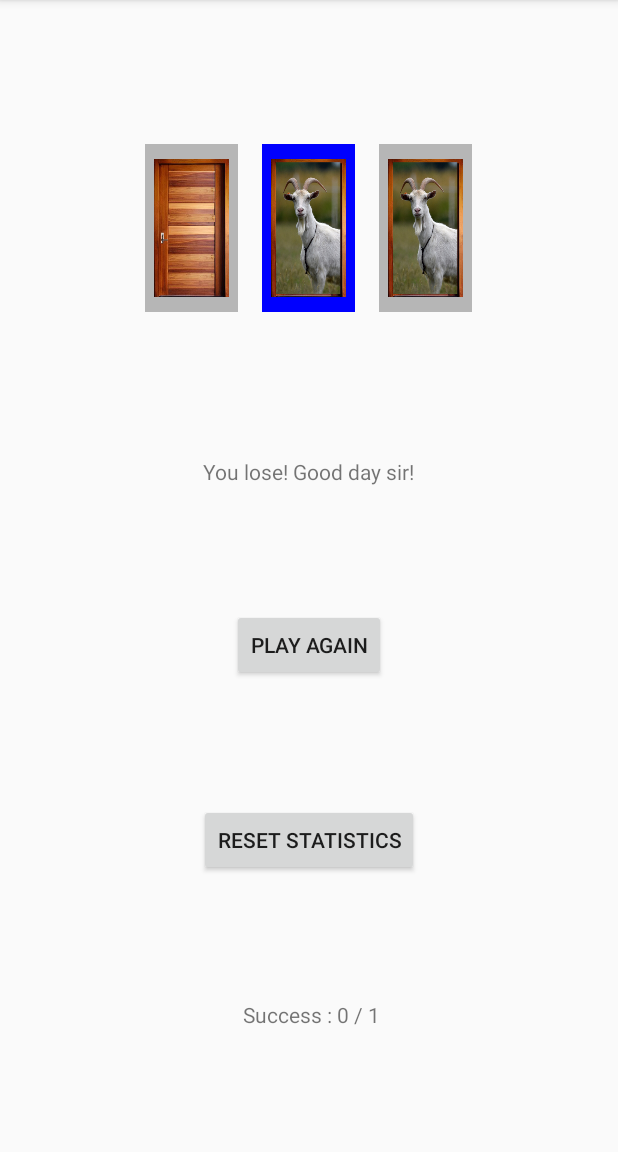
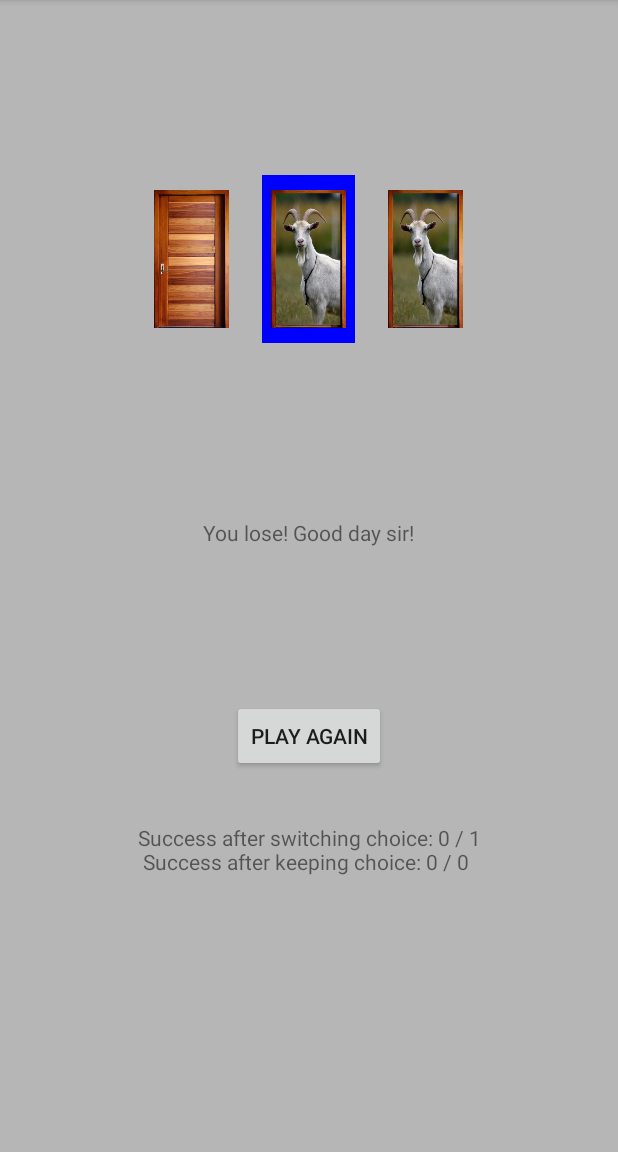
Before and after one commit to johncrawley/monty_hall, an Android app: the screen it shows after launch (MainActivity), after a tap on an icon or button, on a phone screen of 412 x 824 dp, the part 84-1236 px from its top. Run offline under Robolectric (Android 15) with nearby library versions, the phone set to English and light mode, and no system bars; 1 other tap on this screen came first.

Commit message:
Improved layout, and added more detailed statistics to view.

```diff
--- a/app/src/main/java/com/jacstuff/montyhallproblem/MainActivity.java
+++ b/app/src/main/java/com/jacstuff/montyhallproblem/MainActivity.java
@@ -25,7 +25,7 @@ public class MainActivity extends AppCompatActivity {
     private Statistics statistics;
     private Mode mode;
     private int prizeNumber = 1;
-    private int selectedNumber = 0;
+    private int selectedDoorNumber = 0;
     private enum Mode { SELECT_CHOICE, CONFIRM_CHOICE, RESULT}
     private List<View> doorBorders;
 
@@ -107,18 +107,24 @@ public class MainActivity extends AppCompatActivity {
         prizeNumber = 1 + new Random(System.currentTimeMillis()).nextInt(3);
     }
 
+    boolean hasSelectionSwitched;
 
     private void selectChoice(View view){
         if( mode == Mode.SELECT_CHOICE){
+            hasSelectionSwitched = false;
             if(view.isEnabled()){
-                selectedNumber = (int) view.getTag();
+                selectedDoorNumber = (int) view.getTag();
                 mode = Mode.CONFIRM_CHOICE;
                 displayConfirmChoiceText();
                 reduceChoices();
             }
         }
         else if( mode == Mode.CONFIRM_CHOICE){
-            selectedNumber = (int)view.getTag();
+            int newSelection = (int)view.getTag();
+            if(newSelection != selectedDoorNumber){
+                hasSelectionSwitched = true;
+            }
+            selectedDoorNumber = newSelection;
             if(prizeNumber == (int)view.getTag()){
                 changeDoorToPrize(view);
             }
@@ -149,7 +155,7 @@ public class MainActivity extends AppCompatActivity {
 
         removeDoorSelectedByUserFrom(doors);
 
-        if(selectedNumber == prizeNumber){
+        if(selectedDoorNumber == prizeNumber){
             openOneOfTheOtherDoors(doors);
             return;
         }
@@ -167,7 +173,7 @@ public class MainActivity extends AppCompatActivity {
 
     private void removeDoorSelectedByUserFrom(List<View> choices){
         for(int i =0; i< choices.size(); i++){
-            if((int)choices.get(i).getTag() == selectedNumber){
+            if((int)choices.get(i).getTag() == selectedDoorNumber){
                 choices.remove(i);
                 break;
             }
@@ -186,20 +192,24 @@ public class MainActivity extends AppCompatActivity {
 
 
     private void calculateAndDisplayResult(){
-        if(selectedNumber == prizeNumber){
+        if(selectedDoorNumber == prizeNumber){
             displayWinMessage();
             statistics.addGameWon();
+            statistics.addGameWon(hasSelectionSwitched);
+
             updateStatisticsView();
             return;
         }
         displayLoseMessage();
         statistics.addGameLost();
+        statistics.addGameLost(hasSelectionSwitched);
         updateStatisticsView();
     }
 
 
     private void updateStatisticsView(){
-        String msg = " Success : " + statistics.getGamesWon() + " / " + statistics.getGamesPlayed();
+        String msg = "Success after switching choice: " + statistics.getSwitchChoiceStats()
+                + "\n Success after keeping choice: " + statistics.getKeepChoiceStats();
         statisticsTextView.setText(msg);
     }
 
--- a/app/src/main/java/com/jacstuff/montyhallproblem/Statistics.java
+++ b/app/src/main/java/com/jacstuff/montyhallproblem/Statistics.java
@@ -12,25 +12,25 @@ public class Statistics {
         gamesWon++;
     }
 
-    void addGameWon(boolean wasChoiceKept){
+    void addGameWon(boolean wasChoiceSwitched){
         gamesPlayed++;
-        if(wasChoiceKept){
-            gamesPlayedWithKeepChoice++;
-            gamesWonWithKeepChoice++;
+        if(wasChoiceSwitched){
+            gamesPlayedWithSwitchChoice++;
+            gamesWonWithSwitchChoice++;
             return;
         }
-        gamesPlayedWithSwitchChoice++;
-        gamesWonWithSwitchChoice++;
+        gamesPlayedWithKeepChoice++;
+        gamesWonWithKeepChoice++;
     }
 
 
-    void addGameLost(boolean wasChoiceKept){
+    void addGameLost(boolean wasChoiceSwitched){
         gamesPlayed++;
-        if(wasChoiceKept){
-            gamesPlayedWithKeepChoice++;
+        if(wasChoiceSwitched){
+            gamesPlayedWithSwitchChoice++;
             return;
         }
-        gamesPlayedWithSwitchChoice++;
+        gamesPlayedWithKeepChoice++;
     }
 
 
--- a/app/src/main/res/layout/activity_main.xml
+++ b/app/src/main/res/layout/activity_main.xml
@@ -61,33 +61,6 @@
                 android:src="@drawable/door" />
         </LinearLayout>
 
-        <Button
-            android:id="@+id/choice1button"
-            android:visibility="gone"
-            android:layout_width="0dp"
-            android:layout_height="wrap_content"
-            android:layout_marginTop="16dp"
-            android:layout_weight="1"
-            android:text="@string/question_mark" />
-
-        <Button
-            android:id="@+id/choice2button"
-            android:visibility="gone"
-            android:layout_width="0dp"
-            android:layout_height="wrap_content"
-            android:layout_marginTop="16dp"
-            android:layout_weight="1"
-            android:text="@string/question_mark" />
-
-        <Button
-            android:id="@+id/choice3button"
-            android:visibility="gone"
-            android:layout_width="0dp"
-            android:layout_height="wrap_content"
-            android:layout_marginTop="16dp"
-            android:layout_weight="1"
-            android:text="@string/question_mark" />
-
     </LinearLayout>
 
     <TextView
@@ -104,31 +77,33 @@
         android:id="@+id/new_game_button"
         android:layout_width="wrap_content"
         android:layout_height="wrap_content"
+        android:visibility="invisible"
         android:text="@string/play_again_button_text"
         app:layout_constraintBottom_toTopOf="@+id/reset_stats_button"
         app:layout_constraintEnd_toEndOf="parent"
         app:layout_constraintStart_toStartOf="parent"
         app:layout_constraintTop_toBottomOf="@+id/statusText" />
 
-    <Button
-        android:id="@+id/reset_stats_button"
-        android:layout_width="wrap_content"
-        android:layout_height="wrap_content"
-        android:text="@string/reset_stats_button_text"
-        app:layout_constraintEnd_toEndOf="parent"
-        app:layout_constraintBottom_toTopOf="@+id/statistics_text"
-        app:layout_constraintTop_toBottomOf="@+id/new_game_button"
-        app:layout_constraintStart_toStartOf="parent"/>
-
     <TextView
         android:id="@+id/statistics_text"
         android:layout_width="wrap_content"
         android:layout_height="wrap_content"
         android:text="@string/initial_statistics_text"
-        app:layout_constraintBottom_toBottomOf="parent"
+        app:layout_constraintBottom_toTopOf="@+id/reset_stats_button"
         app:layout_constraintEnd_toEndOf="parent"
         app:layout_constraintStart_toStartOf="parent"
-        app:layout_constraintTop_toBottomOf="@+id/reset_stats_button" />
+        app:layout_constraintTop_toBottomOf="@+id/new_game_button" />
+
+    <Button
+        android:id="@+id/reset_stats_button"
+        android:layout_width="wrap_content"
+        android:layout_height="wrap_content"
+        android:visibility="invisible"
+        android:text="@string/reset_stats_button_text"
+        app:layout_constraintEnd_toEndOf="parent"
+        app:layout_constraintBottom_toBottomOf="parent"
+        app:layout_constraintTop_toBottomOf="@+id/new_game_button"
+        app:layout_constraintStart_toStartOf="parent"/>
 
 
 </androidx.constraintlayout.widget.ConstraintLayout>
--- a/app/src/main/res/values/styles.xml
+++ b/app/src/main/res/values/styles.xml
@@ -5,6 +5,7 @@
         <item name="colorPrimary">@color/colorPrimary</item>
         <item name="colorPrimaryDark">@color/colorPrimaryDark</item>
         <item name="colorAccent">@color/colorAccent</item>
+        <item name="android:windowBackground">@color/backgroundColor</item>
     </style>
 
 </resources>
```
